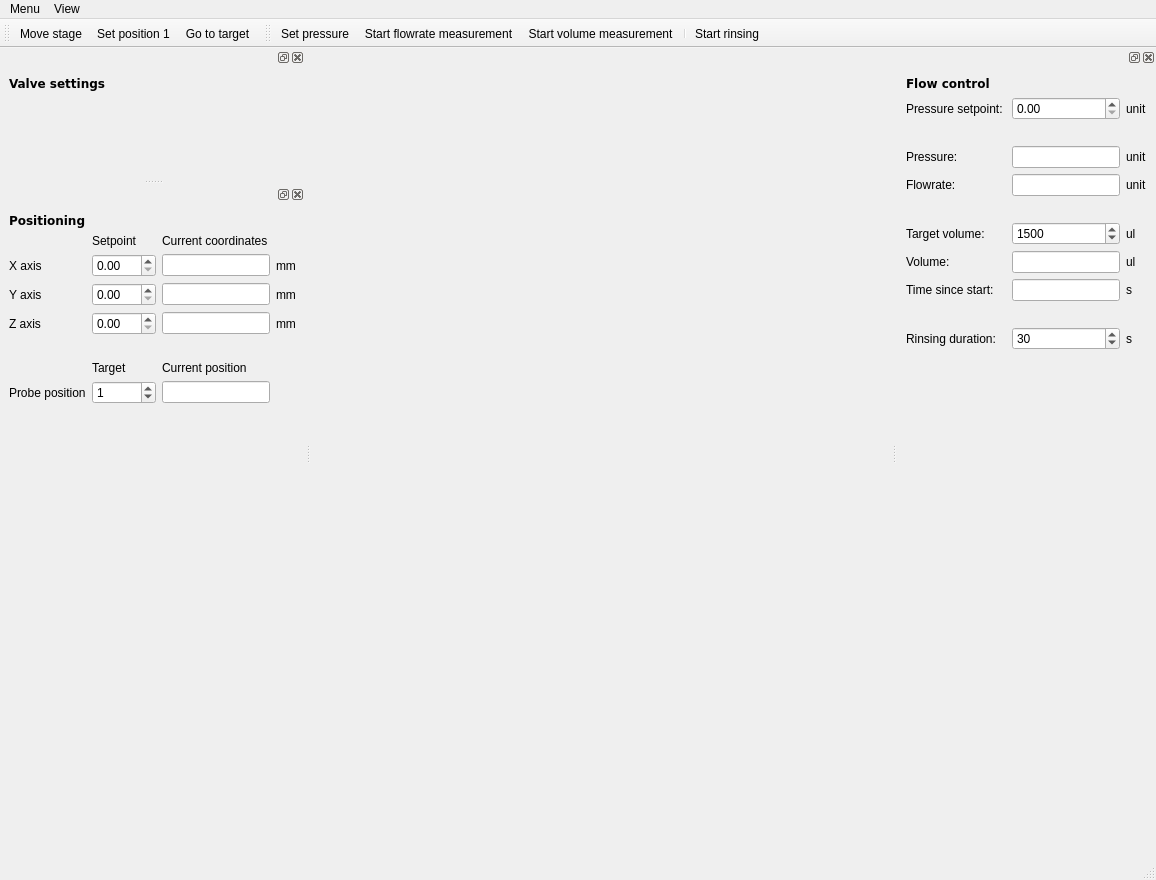
Qt form gui/fluidics/ui_fluidics.ui (fbarho/qudi-cbs) before a commit.
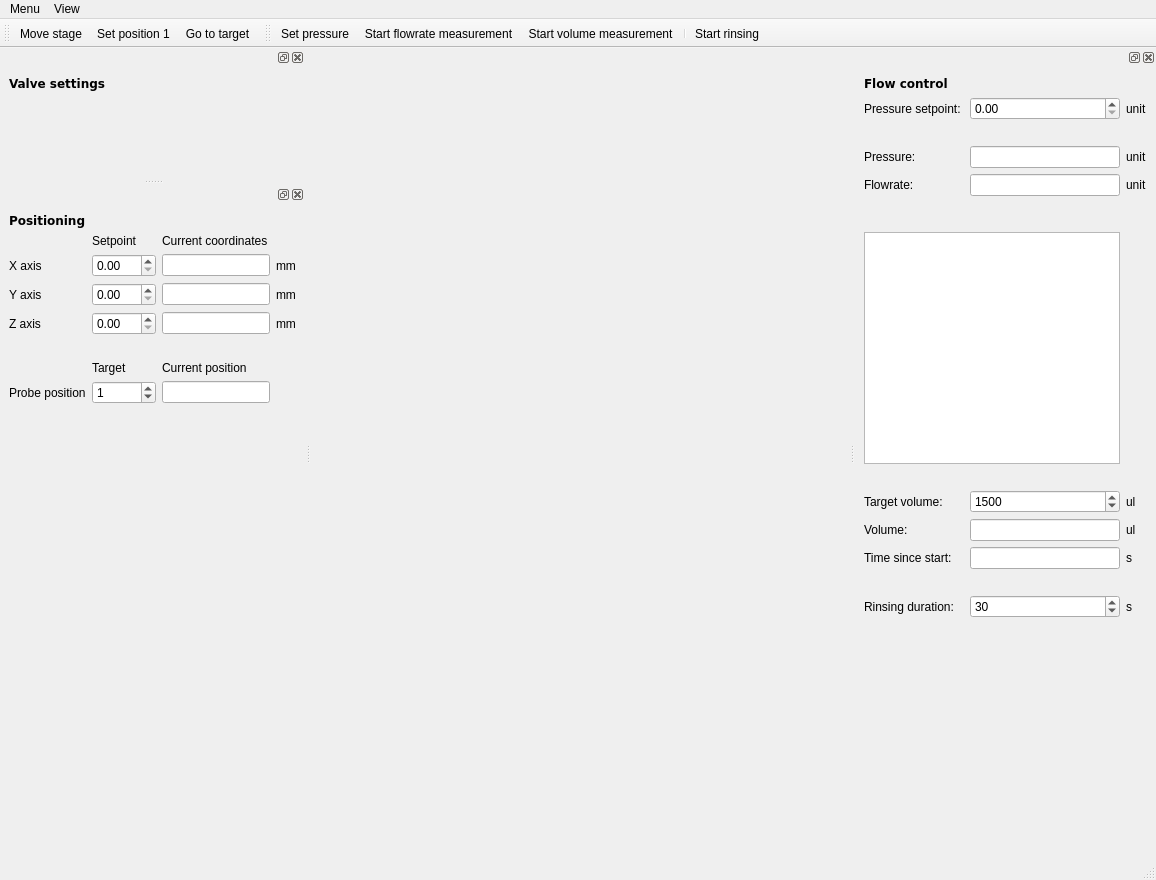
The same form after that commit. Custom widgets are drawn as their Qt base class.

Commit message: added timetrace for pressure and flowrate

The edit to the form file:
```diff
--- a/gui/fluidics/ui_fluidics.ui
+++ b/gui/fluidics/ui_fluidics.ui
@@ -81,37 +81,111 @@
    </attribute>
    <widget class="QWidget" name="dockWidgetContents_2">
     <layout class="QGridLayout" name="gridLayout_2">
-     <item row="9" column="0">
+     <item row="11" column="0">
       <widget class="QLabel" name="label_4">
        <property name="text">
         <string>Time since start:</string>
        </property>
       </widget>
      </item>
+     <item row="4" column="2">
+      <widget class="QLineEdit" name="pressure_LineEdit">
+       <property name="readOnly">
+        <bool>true</bool>
+       </property>
+      </widget>
+     </item>
      <item row="9" column="2">
+      <widget class="QSpinBox" name="target_volume_SpinBox">
+       <property name="maximum">
+        <number>10000</number>
+       </property>
+       <property name="value">
+        <number>1500</number>
+       </property>
+      </widget>
+     </item>
+     <item row="13" column="3">
+      <widget class="QLabel" name="rinsing_time_unit_Label">
+       <property name="text">
+        <string>s</string>
+       </property>
+      </widget>
+     </item>
+     <item row="13" column="2">
+      <widget class="QSpinBox" name="rinsing_time_SpinBox">
+       <property name="maximum">
+        <number>1000</number>
+       </property>
+       <property name="value">
+        <number>30</number>
+       </property>
+      </widget>
+     </item>
+     <item row="11" column="2">
       <widget class="QLineEdit" name="time_since_start_LineEdit">
        <property name="readOnly">
         <bool>true</bool>
        </property>
       </widget>
      </item>
+     <item row="4" column="0">
+      <widget class="QLabel" name="label_13">
+       <property name="text">
+        <string>Pressure:</string>
+       </property>
+      </widget>
+     </item>
      <item row="12" column="2">
-      <spacer name="verticalSpacer_4">
+      <spacer name="verticalSpacer_6">
        <property name="orientation">
         <enum>Qt::Vertical</enum>
        </property>
+       <property name="sizeType">
+        <enum>QSizePolicy::Preferred</enum>
+       </property>
        <property name="sizeHint" stdset="0">
         <size>
          <width>20</width>
-         <height>40</height>
+         <height>20</height>
         </size>
        </property>
       </spacer>
      </item>
-     <item row="1" column="3">
-      <widget class="QLabel" name="pressure_unit_Label">
+     <item row="11" column="3">
+      <widget class="QLabel" name="time_since_start_unit_Label">
        <property name="text">
-        <string>unit</string>
+        <string>s</string>
+       </property>
+      </widget>
+     </item>
+     <item row="9" column="3">
+      <widget class="QLabel" name="target_volume_unit_Label">
+       <property name="text">
+        <string>ul</string>
+       </property>
+      </widget>
+     </item>
+     <item row="2" column="2">
+      <spacer name="verticalSpacer_3">
+       <property name="orientation">
+        <enum>Qt::Vertical</enum>
+       </property>
+       <property name="sizeType">
+        <enum>QSizePolicy::Preferred</enum>
+       </property>
+       <property name="sizeHint" stdset="0">
+        <size>
+         <width>20</width>
+         <height>20</height>
+        </size>
+       </property>
+      </spacer>
+     </item>
+     <item row="1" column="0" colspan="2">
+      <widget class="QLabel" name="label_12">
+       <property name="text">
+        <string>Pressure setpoint: </string>
        </property>
       </widget>
      </item>
@@ -122,17 +196,37 @@
        </property>
       </widget>
      </item>
-     <item row="11" column="0" colspan="2">
-      <widget class="QLabel" name="label_5">
+     <item row="1" column="3">
+      <widget class="QLabel" name="pressure_unit_Label">
        <property name="text">
-        <string>Rinsing duration:</string>
+        <string>unit</string>
        </property>
       </widget>
      </item>
-     <item row="9" column="3">
-      <widget class="QLabel" name="time_since_start_unit_Label">
+     <item row="14" column="2">
+      <spacer name="verticalSpacer_4">
+       <property name="orientation">
+        <enum>Qt::Vertical</enum>
+       </property>
+       <property name="sizeHint" stdset="0">
+        <size>
+         <width>20</width>
+         <height>40</height>
+        </size>
+       </property>
+      </spacer>
+     </item>
+     <item row="4" column="3">
+      <widget class="QLabel" name="pressure_unit_Label2">
        <property name="text">
-        <string>s</string>
+        <string>unit</string>
+       </property>
+      </widget>
+     </item>
+     <item row="5" column="0">
+      <widget class="QLabel" name="label_14">
+       <property name="text">
+        <string>Flowrate:</string>
        </property>
       </widget>
      </item>
@@ -143,8 +237,29 @@
        </property>
       </widget>
      </item>
-     <item row="2" column="2">
-      <spacer name="verticalSpacer_3">
+     <item row="10" column="2">
+      <widget class="QLineEdit" name="volume_LineEdit">
+       <property name="readOnly">
+        <bool>true</bool>
+       </property>
+      </widget>
+     </item>
+     <item row="9" column="0">
+      <widget class="QLabel" name="label_19">
+       <property name="text">
+        <string>Target volume:</string>
+       </property>
+      </widget>
+     </item>
+     <item row="10" column="0">
+      <widget class="QLabel" name="label">
+       <property name="text">
+        <string>Volume:</string>
+       </property>
+      </widget>
+     </item>
+     <item row="8" column="2">
+      <spacer name="verticalSpacer_5">
        <property name="orientation">
         <enum>Qt::Vertical</enum>
        </property>
@@ -159,6 +274,13 @@
        </property>
       </spacer>
      </item>
+     <item row="10" column="3">
+      <widget class="QLabel" name="volume_unit_Label">
+       <property name="text">
+        <string>ul</string>
+       </property>
+      </widget>
+     </item>
      <item row="0" column="0">
       <widget class="QLabel" name="label_18">
        <property name="font">
@@ -173,13 +295,6 @@
        </property>
       </widget>
      </item>
-     <item row="5" column="0">
-      <widget class="QLabel" name="label_14">
-       <property name="text">
-        <string>Flowrate:</string>
-       </property>
-      </widget>
-     </item>
      <item row="1" column="2">
       <widget class="QDoubleSpinBox" name="pressure_setpoint_DSpinBox">
        <property name="maximum">
@@ -187,66 +302,15 @@
        </property>
       </widget>
      </item>
-     <item row="10" column="2">
-      <spacer name="verticalSpacer_6">
-       <property name="orientation">
-        <enum>Qt::Vertical</enum>
-       </property>
-       <property name="sizeType">
-        <enum>QSizePolicy::Preferred</enum>
-       </property>
-       <property name="sizeHint" stdset="0">
-        <size>
-         <width>20</width>
-         <height>20</height>
-        </size>
-       </property>
-      </spacer>
-     </item>
-     <item row="11" column="3">
-      <widget class="QLabel" name="rinsing_time_unit_Label">
+     <item row="13" column="0" colspan="2">
+      <widget class="QLabel" name="label_5">
        <property name="text">
-        <string>s</string>
-       </property>
-      </widget>
-     </item>
-     <item row="8" column="3">
-      <widget class="QLabel" name="volume_unit_Label">
-       <property name="text">
-        <string>ul</string>
-       </property>
-      </widget>
-     </item>
-     <item row="4" column="3">
-      <widget class="QLabel" name="pressure_unit_Label2">
-       <property name="text">
-        <string>unit</string>
-       </property>
-      </widget>
-     </item>
-     <item row="4" column="2">
-      <widget class="QLineEdit" name="pressure_LineEdit">
-       <property name="readOnly">
-        <bool>true</bool>
-       </property>
-      </widget>
-     </item>
-     <item row="8" column="0">
-      <widget class="QLabel" name="label">
-       <property name="text">
-        <string>Volume:</string>
-       </property>
-      </widget>
-     </item>
-     <item row="1" column="0" colspan="2">
-      <widget class="QLabel" name="label_12">
-       <property name="text">
-        <string>Pressure setpoint: </string>
+        <string>Rinsing duration:</string>
        </property>
       </widget>
      </item>
      <item row="6" column="2">
-      <spacer name="verticalSpacer_5">
+      <spacer name="verticalSpacer_7">
        <property name="orientation">
         <enum>Qt::Vertical</enum>
        </property>
@@ -256,58 +320,13 @@
        <property name="sizeHint" stdset="0">
         <size>
          <width>20</width>
-         <height>20</height>
+         <height>30</height>
         </size>
        </property>
       </spacer>
      </item>
-     <item row="8" column="2">
-      <widget class="QLineEdit" name="volume_LineEdit">
-       <property name="readOnly">
-        <bool>true</bool>
-       </property>
-      </widget>
-     </item>
-     <item row="4" column="0">
-      <widget class="QLabel" name="label_13">
-       <property name="text">
-        <string>Pressure:</string>
-       </property>
-      </widget>
-     </item>
-     <item row="11" column="2">
-      <widget class="QSpinBox" name="rinsing_time_SpinBox">
-       <property name="maximum">
-        <number>1000</number>
-       </property>
-       <property name="value">
-        <number>30</number>
-       </property>
-      </widget>
-     </item>
-     <item row="7" column="0">
-      <widget class="QLabel" name="label_19">
-       <property name="text">
-        <string>Target volume:</string>
-       </property>
-      </widget>
-     </item>
-     <item row="7" column="3">
-      <widget class="QLabel" name="target_volume_unit_Label">
-       <property name="text">
-        <string>ul</string>
-       </property>
-      </widget>
-     </item>
-     <item row="7" column="2">
-      <widget class="QSpinBox" name="target_volume_SpinBox">
-       <property name="maximum">
-        <number>10000</number>
-       </property>
-       <property name="value">
-        <number>1500</number>
-       </property>
-      </widget>
+     <item row="7" column="0" colspan="3">
+      <widget class="PlotWidget" name="flowrate_PlotWidget"/>
      </item>
     </layout>
    </widget>
@@ -619,6 +638,13 @@
    </property>
   </action>
  </widget>
+ <customwidgets>
+  <customwidget>
+   <class>PlotWidget</class>
+   <extends>QGraphicsView</extends>
+   <header location="global">pyqtgraph</header>
+  </customwidget>
+ </customwidgets>
  <resources/>
  <connections>
   <connection>
```
The commit also changes 1 other file.
